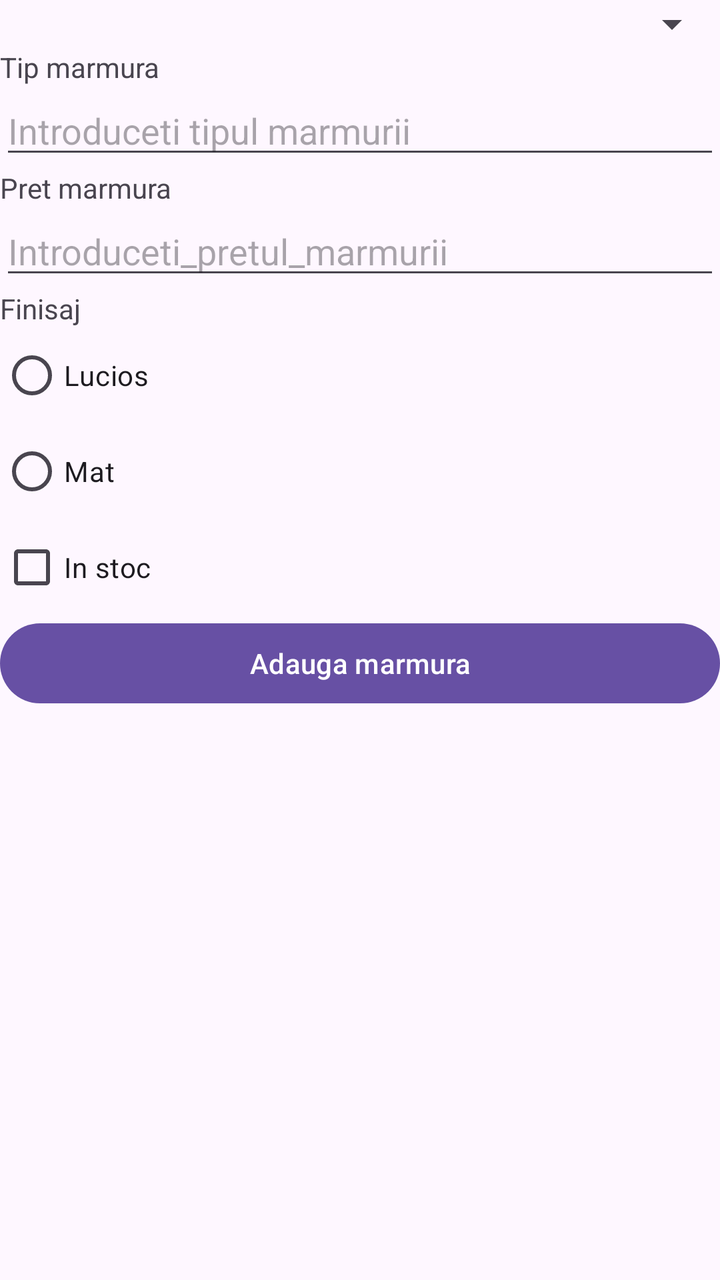
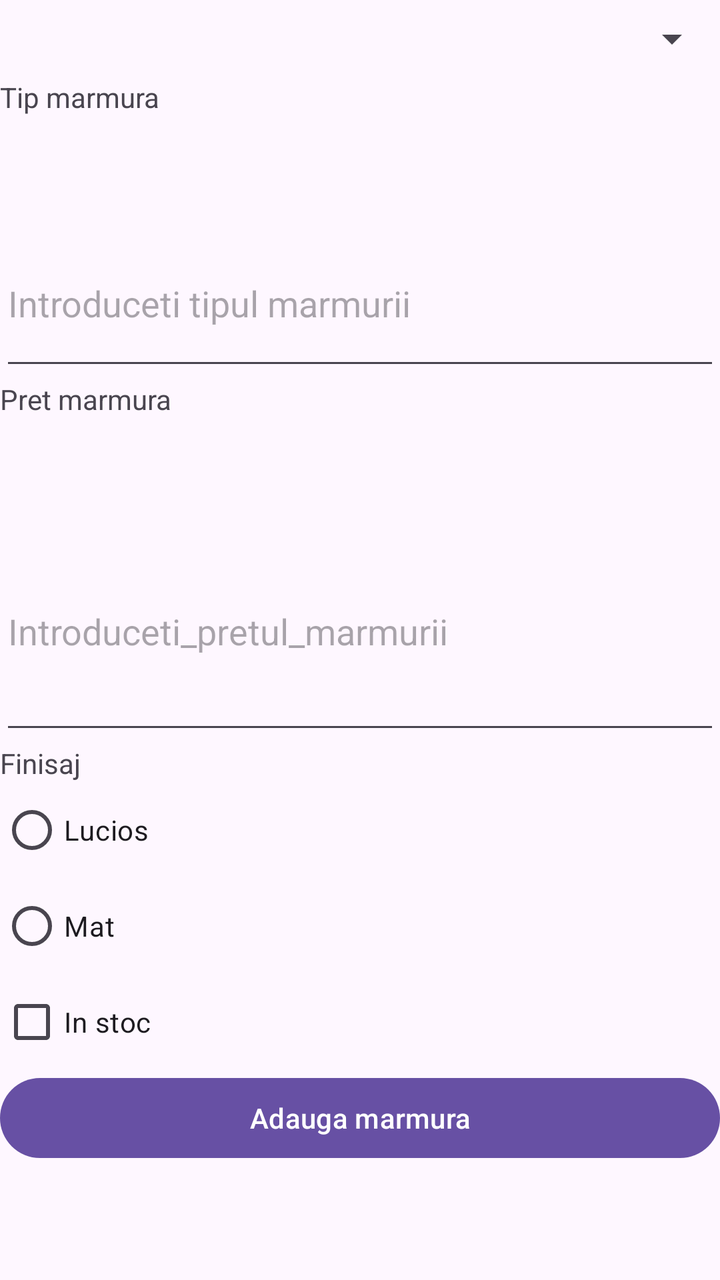

The first picture is an Android layout as it rendered before a commit; the second is the same layout after the commit. The layout source and the unified diff follow.
<!-- AndroidManifest.xml: application theme Theme.App -->
<!-- res/layout/activity_introducere_date.xml -->
<?xml version="1.0" encoding="utf-8"?>
<LinearLayout xmlns:android="http://schemas.android.com/apk/res/android"
    xmlns:app="http://schemas.android.com/apk/res-auto"
    xmlns:tools="http://schemas.android.com/tools"
    android:id="@+id/main"
    android:layout_width="match_parent"
    android:layout_height="match_parent"
    android:orientation="vertical"
    tools:context=".IntroducereDate">

    <Spinner
        android:id="@+id/spinnerCuloare"
        android:layout_width="match_parent"
        android:layout_height="wrap_content" />

    <TextView
        android:layout_width="match_parent"
        android:layout_height="wrap_content"
        android:text="Tip marmura" />

    <EditText
        android:id="@+id/tipMarmura_ET"
        android:layout_width="match_parent"
        android:layout_height="wrap_content"
        android:hint="@string/introduceti_tipul_marmurii"
        android:inputType="text" />

    <TextView
        android:layout_width="match_parent"
        android:layout_height="wrap_content"
        android:text="Pret marmura" />

    <EditText
        android:id="@+id/pretMarmura_ET"
        android:layout_width="match_parent"
        android:layout_height="wrap_content"
        android:hint="@string/introduceti_pretul_marmurii"
        android:inputType="numberDecimal" />

    <TextView
        android:layout_width="match_parent"
        android:layout_height="wrap_content"
        android:text="Finisaj" />

    <RadioGroup
        android:id="@+id/finisaj_RG"
        android:layout_width="match_parent"
        android:layout_height="wrap_content">

        <RadioButton
            android:id="@+id/radioLucios"
            android:layout_width="wrap_content"
            android:layout_height="wrap_content"
            android:text="Lucios" />

        <RadioButton
            android:id="@+id/radioMat"
            android:layout_width="wrap_content"
            android:layout_height="wrap_content"
            android:text="Mat" />
    </RadioGroup>

    <CheckBox
        android:id="@+id/inStoc_CB"
        android:layout_width="match_parent"
        android:layout_height="wrap_content"
        android:text="In stoc" />

    <Button
        android:id="@+id/buttonAdauga"
        android:layout_width="match_parent"
        android:layout_height="wrap_content"
        android:onClick="adaugaMarmura"
        android:text="Adauga marmura" />

</LinearLayout>
<!-- resources referenced by this layout -->
<resources>
  <string name="introduceti_pretul_marmurii">Introduceti_pretul_marmurii</string>
  <string name="introduceti_tipul_marmurii">Introduceti tipul marmurii</string>
  <style name="Theme.App" parent="Base.Theme.App" />
  <style name="Base.Theme.App" parent="Theme.Material3.DayNight.NoActionBar">
          
          
      </style>
</resources>

<!-- the commit's change to res/layout/activity_introducere_date.xml (unified diff, before → after) -->
@@ -11,36 +11,37 @@
     <Spinner
         android:id="@+id/spinnerCuloare"
         android:layout_width="match_parent"
-        android:layout_height="wrap_content" />
+        android:layout_height="39dp" />
 
     <TextView
         android:layout_width="match_parent"
-        android:layout_height="wrap_content"
-        android:text="Tip marmura" />
+        android:layout_height="71dp"
+        android:text="@string/tip_marmura" />
 
     <EditText
         android:id="@+id/tipMarmura_ET"
         android:layout_width="match_parent"
-        android:layout_height="wrap_content"
+        android:layout_height="80dp"
         android:hint="@string/introduceti_tipul_marmurii"
         android:inputType="text" />
 
+
     <TextView
         android:layout_width="match_parent"
-        android:layout_height="wrap_content"
-        android:text="Pret marmura" />
+        android:layout_height="66dp"
+        android:text="@string/pret_marmura" />
 
     <EditText
         android:id="@+id/pretMarmura_ET"
         android:layout_width="match_parent"
-        android:layout_height="wrap_content"
+        android:layout_height="116dp"
         android:hint="@string/introduceti_pretul_marmurii"
         android:inputType="numberDecimal" />
 
     <TextView
         android:layout_width="match_parent"
         android:layout_height="wrap_content"
-        android:text="Finisaj" />
+        android:text="@string/finisaj" />
 
     <RadioGroup
         android:id="@+id/finisaj_RG"
@@ -51,26 +52,26 @@
             android:id="@+id/radioLucios"
             android:layout_width="wrap_content"
             android:layout_height="wrap_content"
-            android:text="Lucios" />
+            android:text="@string/lucios" />
 
         <RadioButton
             android:id="@+id/radioMat"
             android:layout_width="wrap_content"
             android:layout_height="wrap_content"
-            android:text="Mat" />
+            android:text="@string/mat" />
     </RadioGroup>
 
     <CheckBox
         android:id="@+id/inStoc_CB"
         android:layout_width="match_parent"
         android:layout_height="wrap_content"
-        android:text="In stoc" />
+        android:text="@string/in_stoc" />
 
     <Button
         android:id="@+id/buttonAdauga"
         android:layout_width="match_parent"
         android:layout_height="wrap_content"
         android:onClick="adaugaMarmura"
-        android:text="Adauga marmura" />
+        android:text="@string/adauga_marmura" />
 
 </LinearLayout>
<!-- resource entries referenced after the edit -->
@@ -1,7 +1,14 @@
 <!-- resources referenced by this layout -->
 <resources>
+  <string name="adauga_marmura">Adauga marmura</string>
+  <string name="finisaj">Finisaj</string>
+  <string name="in_stoc">In stoc</string>
   <string name="introduceti_pretul_marmurii">Introduceti_pretul_marmurii</string>
   <string name="introduceti_tipul_marmurii">Introduceti tipul marmurii</string>
+  <string name="lucios">Lucios</string>
+  <string name="mat">Mat</string>
+  <string name="pret_marmura">Pret marmura</string>
+  <string name="tip_marmura">Tip marmura</string>
   <style name="Theme.App" parent="Base.Theme.App" />
   <style name="Base.Theme.App" parent="Theme.Material3.DayNight.NoActionBar">
           
